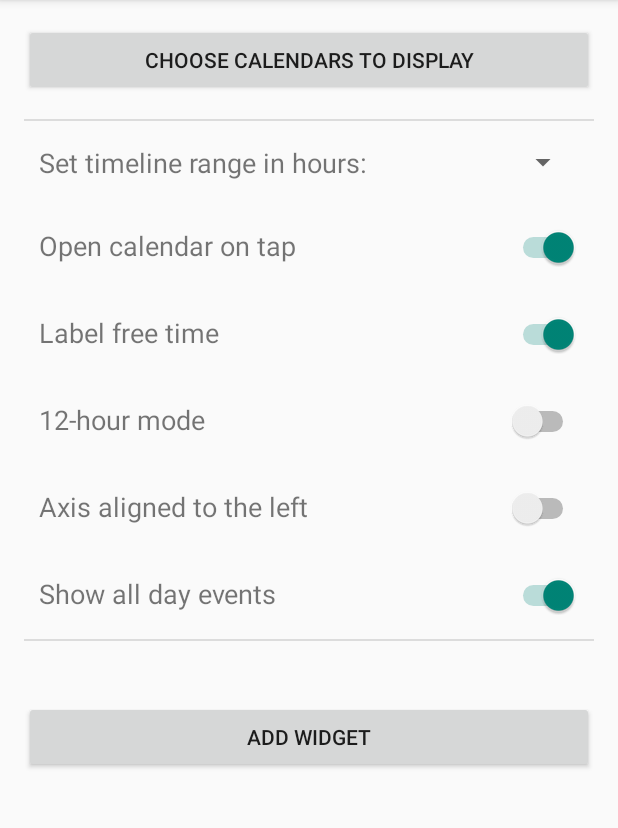
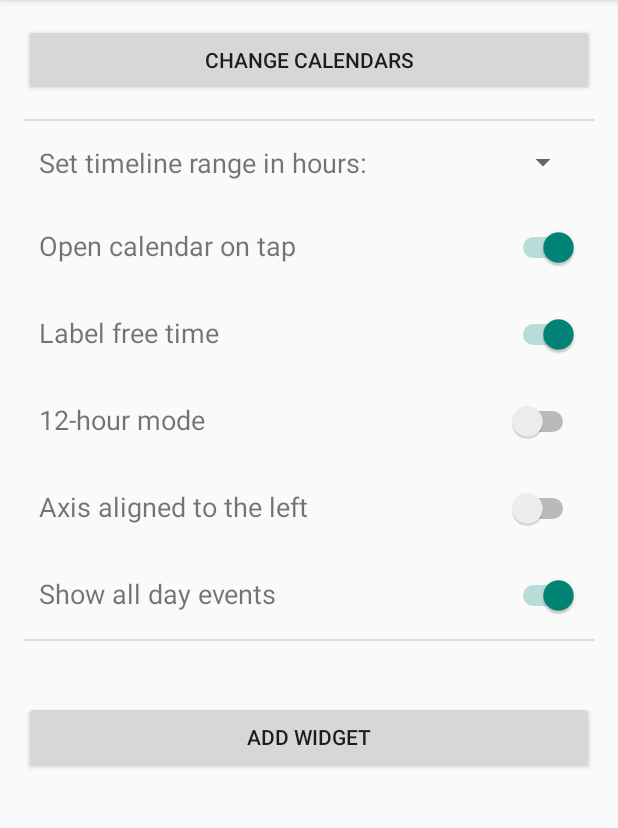
Before and after one commit to Ineptus/DayLine, an Android app: the ConfigurationActivity screen opened directly, with no data from a screen before it, on a phone screen of 412 x 824 dp, the part 84-912 px from its top. Run offline under Robolectric (Android 15) with nearby library versions, the phone set to English and light mode, and no system bars; 1 statement that could not run was skipped.

Commit message:
Add and rework resources

```diff
--- a/app/src/main/res/layout/widget_activity_configuration.xml
+++ b/app/src/main/res/layout/widget_activity_configuration.xml
@@ -1,8 +1,10 @@
 <?xml version="1.0" encoding="utf-8"?>
 <ScrollView xmlns:android="http://schemas.android.com/apk/res/android"
+    xmlns:tools="http://schemas.android.com/tools"
     android:id="@+id/MainScrollView"
     android:layout_width="fill_parent"
-    android:layout_height="fill_parent" >
+    android:layout_height="fill_parent"
+    tools:context=".ConfigurationActivity">
 
     <LinearLayout
         android:layout_width="match_parent"
--- a/app/src/main/res/values/strings.xml
+++ b/app/src/main/res/values/strings.xml
@@ -3,7 +3,7 @@
     <string name="add_widget">Add widget</string>
     <string name="choose_calendars">Choose calendars to display:</string>
     <string name="set_range">Set timeline range in hours:</string>
-    <string name="choose_calendars_button">Choose calendars to display</string>
+    <string name="choose_calendars_button">Change calendars</string>
     <string name="button_switch_text">Open calendar on tap</string>
     <string name="switch_free_labels_text">Label free time</string>
     <string name="use_12_hours">12-hour mode</string>
--- a/app/src/main/res/values/styles.xml
+++ b/app/src/main/res/values/styles.xml
@@ -1,7 +1,7 @@
 <resources>
 
     <!-- Base application theme. -->
-    <style name="AppTheme" parent="Theme.AppCompat.Light.DarkActionBar">
+    <style name="AppTheme" parent="Base.Theme.AppCompat.Light.DarkActionBar">
         <!-- Customize your theme here. -->
     </style>
 
--- a/app/src/main/res/xml/widget_provider_info.xml
+++ b/app/src/main/res/xml/widget_provider_info.xml
@@ -1,8 +1,8 @@
 <?xml version="1.0" encoding="utf-8"?>
 <appwidget-provider xmlns:android="http://schemas.android.com/apk/res/android"
     android:minWidth="40dp" android:minHeight="110dp" android:updatePeriodMillis="300000"
-    android:previewImage="@drawable/example_appwidget_preview"
-    android:initialLayout="@layout/widget_provider"
+    android:previewImage="@drawable/preview_full"
+    android:initialLayout="@layout/widget"
     android:configure="com.ineptus.dayline.ConfigurationActivity"
     android:resizeMode="horizontal|vertical" android:widgetCategory="home_screen"
-    android:initialKeyguardLayout="@layout/widget_provider"></appwidget-provider>
+    android:initialKeyguardLayout="@layout/widget"></appwidget-provider>
```
Also changed, not shown: app/src/main/res/layout/range_spinner.xml (added, +10 -0 lines), app/src/main/res/layout/range_spinner_item.xml (+5 -5 lines), app/src/main/res/layout/widget.xml (added, +17 -0 lines), app/src/main/res/layout/widget_error.xml (added, +18 -0 lines), app/src/main/res/layout/widget_provider.xml (deleted, +0 -12 lines), app/src/main/res/drawable-nodpi/example_appwidget_preview.png (deleted), app/src/main/res/mipmap-hdpi/ic_launcher.png, app/src/main/res/mipmap-mdpi/ic_launcher.png, app/src/main/res/mipmap-xhdpi/ic_launcher.png, app/src/main/res/mipmap-xxhdpi/ic_launcher.png.
